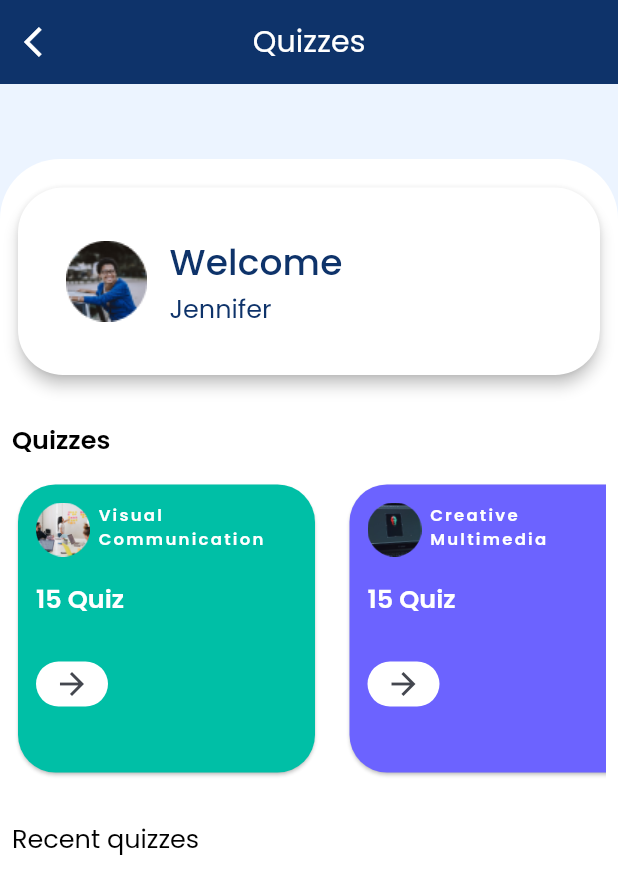
After one commit to SelaseKay/decipher, a Flutter app: the QuizzesHomeScreen screen opened directly, on a phone screen of 412 x 824 dp. The commit adds this screen. Shown: the top 894 px of the screen. Run offline on Flutter 3.47's test engine with Material 2 defaults, Android fonts, the phone set to English and light mode, and no system bars; our stand-ins replace flutter_svg, google_fonts, sqflite; accounts and stored records are empty.

Commit message:
work on quizzes home screen

```diff
--- /dev/null
+++ b/lib/componenets/h_quiz_card.dart
@@ -0,0 +1,100 @@
+import 'package:flutter/material.dart';
+
+class HQuizCard extends StatelessWidget {
+  const HQuizCard({
+    super.key,
+    required this.color,
+    required this.title,
+    this.quizCount = 15,
+    required this.onPressed,
+    required this.assetPath,
+  });
+
+  final Color color;
+  final String title;
+  final int quizCount;
+  final VoidCallback onPressed;
+  final String assetPath;
+
+  @override
+  Widget build(BuildContext context) {
+    final cardWidth = MediaQuery.of(context).size.width / 2;
+    return SizedBox(
+      width: cardWidth,
+      child: Card(
+        color: color,
+        shape: const RoundedRectangleBorder(
+          borderRadius: BorderRadius.all(
+            Radius.circular(25.0),
+          ),
+        ),
+        child: Padding(
+          padding: const EdgeInsets.all(12.0),
+          child: Column(
+            crossAxisAlignment: CrossAxisAlignment.start,
+            children: [
+              Row(
+                crossAxisAlignment: CrossAxisAlignment.start,
+                children: [
+                  Container(
+                    height: 36.0,
+                    width: 36.0,
+                    decoration: const BoxDecoration(
+                      borderRadius: BorderRadius.all(
+                        Radius.circular(18.0),
+                      ),
+                    ),
+                    child: Image.asset(assetPath),
+                  ),
+                  const SizedBox(
+                    width: 5.0,
+                  ),
+                  Text(
+                    title,
+                    style: Theme.of(context).textTheme.labelSmall?.copyWith(
+                          color: Colors.white,
+                          fontSize: 11.0,
+                          fontWeight: FontWeight.w600,
+                        ),
+                  )
+                ],
+              ),
+              const SizedBox(
+                height: 15.0,
+              ),
+              Text(
+                "$quizCount Quiz",
+                style: Theme.of(context).textTheme.labelMedium?.copyWith(
+                      color: Colors.white,
+                      fontSize: 17.0,
+                      fontWeight: FontWeight.w600,
+                    ),
+              ),
+              const SizedBox(
+                height: 30.0,
+              ),
+              Container(
+                decoration: const BoxDecoration(
+                  color: Colors.white,
+                  borderRadius: BorderRadius.all(
+                    Radius.circular(32.0),
+                  ),
+                ),
+                child: SizedBox(
+                  height: 30.0,
+                  child: IconButton(
+                    padding: EdgeInsets.zero,
+                    onPressed: onPressed,
+                    icon: const Icon(
+                      Icons.arrow_forward,
+                    ),
+                  ),
+                ),
+              )
+            ],
+          ),
+        ),
+      ),
+    );
+  }
+}
--- a/lib/componenets/search_text_field.dart
+++ b/lib/componenets/search_text_field.dart
@@ -4,9 +4,11 @@ class SearchTextField extends StatelessWidget {
   const SearchTextField({
     super.key,
     required this.hint,
+    this.iconColor = const Color(0xFF0E336A)
   });
 
   final String hint;
+  final Color iconColor;
 
   @override
   Widget build(BuildContext context) {
@@ -41,7 +43,7 @@ class SearchTextField extends StatelessWidget {
             ),
             child: Icon(
               Icons.search,
-              color: Theme.of(context).primaryColor,
+              color: iconColor,
             ),
           ),
           fillColor: Colors.white,
--- /dev/null
+++ b/lib/screens/quiz_home_screen.dart
@@ -0,0 +1,165 @@
+import 'package:decipher/componenets/h_quiz_card.dart';
+import 'package:flutter/material.dart';
+
+class QuizzesHomeScreen extends StatelessWidget {
+  const QuizzesHomeScreen({super.key});
+
+  @override
+  Widget build(BuildContext context) {
+    return Scaffold(
+      backgroundColor: const Color(0xFFECF4FF),
+      appBar: AppBar(
+        centerTitle: true,
+        title: Text(
+          "Quizzes",
+          style: Theme.of(context).textTheme.labelLarge?.copyWith(
+                color: Colors.white,
+              ),
+        ),
+        leading: IconButton(
+          icon: const Icon(
+            Icons.arrow_back_ios,
+            color: Colors.white,
+          ),
+          onPressed: () {
+            Navigator.of(context).pop();
+          },
+        ),
+        backgroundColor: Theme.of(context).primaryColor,
+      ),
+      body: Container(
+        margin: const EdgeInsets.only(top: 50.0),
+        padding: const EdgeInsets.symmetric(
+          horizontal: 8.0,
+        ),
+        decoration: const BoxDecoration(
+          color: Colors.white,
+          borderRadius: BorderRadius.only(
+            topLeft: Radius.circular(40.0),
+            topRight: Radius.circular(40.0),
+          ),
+        ),
+        child: ListView(
+          children: [
+            const SizedBox(
+              height: 15.0,
+            ),
+            Card(
+              shape: const RoundedRectangleBorder(
+                borderRadius: BorderRadius.all(
+                  Radius.circular(30.0),
+                ),
+              ),
+              color: Colors.white,
+              elevation: 4.0,
+              child: Padding(
+                padding: const EdgeInsets.all(32.0),
+                child: Row(
+                  children: [
+                    Container(
+                      height: 54.0,
+                      width: 54.0,
+                      decoration: const BoxDecoration(
+                        borderRadius: BorderRadius.all(
+                          Radius.circular(27.0),
+                        ),
+                      ),
+                      child: Image.asset("assets/images/user_img.png"),
+                    ),
+                    const SizedBox(
+                      width: 15.0,
+                    ),
+                    Column(
+                      crossAxisAlignment: CrossAxisAlignment.start,
+                      children: [
+                        Text(
+                          "Welcome",
+                          style:
+                              Theme.of(context).textTheme.labelLarge?.copyWith(
+                                    fontSize: 24.0,
+                                    fontWeight: FontWeight.w500,
+                                    color: Theme.of(context).primaryColor,
+                                  ),
+                        ),
+                        const SizedBox(
+                          height: 2.0,
+                        ),
+                        Text(
+                          "Jennifer",
+                          style:
+                              Theme.of(context).textTheme.labelMedium?.copyWith(
+                                    fontSize: 17.0,
+                                    fontWeight: FontWeight.normal,
+                                    color: Theme.of(context).primaryColor,
+                                  ),
+                        ),
+                      ],
+                    )
+                  ],
+                ),
+              ),
+            ),
+            const SizedBox(
+              height: 26.0,
+            ),
+            Text(
+              "Quizzes",
+              style: Theme.of(context).textTheme.labelMedium?.copyWith(
+                    color: Colors.black,
+                    fontSize: 17.0,
+                    fontWeight: FontWeight.w600,
+                  ),
+            ),
+            const SizedBox(
+              height: 14.0,
+            ),
+            SizedBox(
+              height: 200.0,
+              child: ListView(
+                scrollDirection: Axis.horizontal,
+                children: [
+                  HQuizCard(
+                    color: const Color(0xFF00BFA6),
+                    title: "Visual\nCommunication",
+                    onPressed: () {},
+                    assetPath: "assets/images/vc_img.png",
+                  ),
+                  const SizedBox(
+                    width: 15.0,
+                  ),
+                  HQuizCard(
+                    color: const Color(0xFF6C63FF),
+                    title: "Creative\nMultimedia",
+                    onPressed: () {},
+                    assetPath: "assets/images/cm_img.png",
+                  ),
+                  const SizedBox(
+                    width: 15.0,
+                  ),
+                  HQuizCard(
+                    color: const Color(0xFFF9A826),
+                    title: "Advertising\n& Media",
+                    onPressed: () {},
+                    assetPath: "assets/images/cm_img.png",
+                  ),
+                  const SizedBox(
+                    width: 15.0,
+                  ),
+                ],
+              ),
+            ),
+            const SizedBox(height: 27.0),
+            Text(
+              "Recent quizzes",
+              style: Theme.of(context).textTheme.labelMedium?.copyWith(
+                    color: Colors.black,
+                    fontSize: 17.0,
+                    fontWeight: FontWeight.normal,
+                  ),
+            ),
+          ],
+        ),
+      ),
+    );
+  }
+}
--- a/pubspec.yaml
+++ b/pubspec.yaml
@@ -38,6 +38,7 @@ dependencies:
   flutter_native_splash: ^2.3.0
   google_fonts: ^5.0.0
   flutter_svg: ^2.0.6
+  sqflite: ^2.2.8+4
 
 flutter_native_splash:
   # color: "#ffffff"
@@ -68,6 +69,7 @@ flutter:
   # To add assets to your application, add an assets section, like this:
   assets:
     - assets/images/
+    - assets/db/companies.db
 
   # An image asset can refer to one or more resolution-specific "variants", see
   # https://flutter.dev/assets-and-images/#resolution-aware
```
Also changed, not shown: lib/componenets/company_container.dart (added, +72 -0 lines), lib/componenets/custom_toggle_button.dart (added, +87 -0 lines), lib/db/database_helper.dart (added, +93 -0 lines), lib/dummy_data.dart (+16 -0 lines), lib/model/company.dart (added, +11 -0 lines), lib/screens/home_screen.dart (+8 -2 lines), lib/screens/internship_screen.dart (added, +168 -0 lines), lib/screens/profile_screen.dart (+17 -5 lines), assets/images/cm_img.png (added), assets/images/user_img.png (added), assets/images/vc_img.png (added), pubspec.lock, 2 other files.
